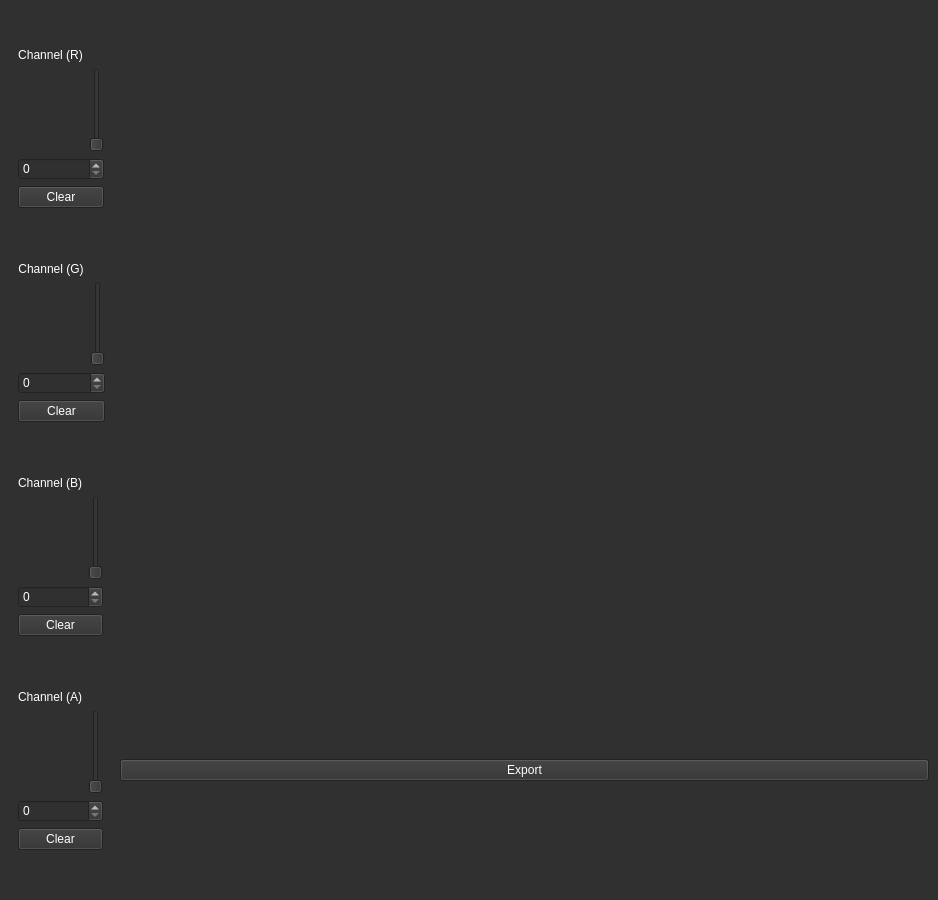
The window that TonyPacker/views/main_window.ui (santorr/TonyPacker) describes before a commit, drawn with Qt 5.
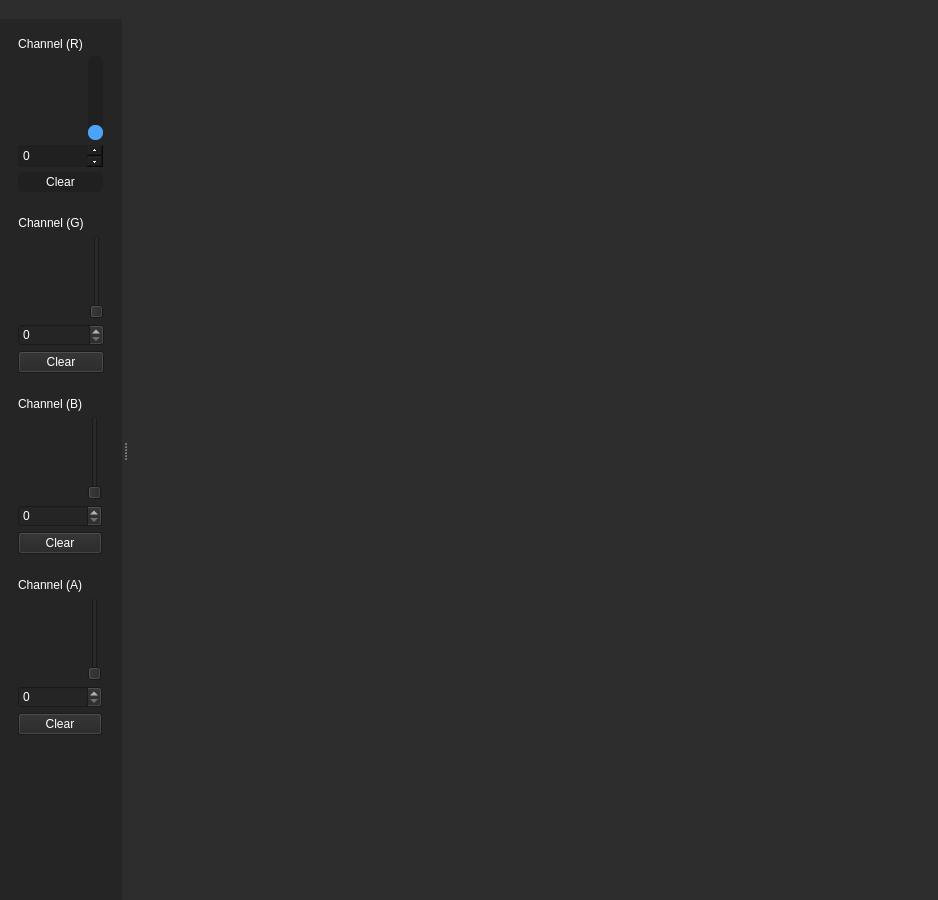
The same window after the commit. Icons and pictures are not drawn.

Commit message: Setup ui channels and connect functions

```diff
--- a/TonyPacker/views/main_window.ui
+++ b/TonyPacker/views/main_window.ui
@@ -20,7 +20,7 @@
    <string>MainWindow</string>
   </property>
   <property name="styleSheet">
-   <string notr="true">background: #303030;</string>
+   <string notr="true">background: #2d2d2d;</string>
   </property>
   <widget class="QWidget" name="centralwidget">
    <property name="sizePolicy">
@@ -30,7 +30,36 @@
     </sizepolicy>
    </property>
    <layout class="QGridLayout" name="gridLayout_2">
-    <item row="0" column="1">
+    <property name="spacing">
+     <number>0</number>
+    </property>
+   </layout>
+  </widget>
+  <widget class="QDockWidget" name="dockWidget">
+   <property name="sizePolicy">
+    <sizepolicy hsizetype="Maximum" vsizetype="Maximum">
+     <horstretch>0</horstretch>
+     <verstretch>0</verstretch>
+    </sizepolicy>
+   </property>
+   <property name="styleSheet">
+    <string notr="true">background: #252525;</string>
+   </property>
+   <property name="floating">
+    <bool>false</bool>
+   </property>
+   <property name="features">
+    <set>QDockWidget::DockWidgetMovable</set>
+   </property>
+   <property name="allowedAreas">
+    <set>Qt::LeftDockWidgetArea|Qt::RightDockWidgetArea</set>
+   </property>
+   <attribute name="dockWidgetArea">
+    <number>1</number>
+   </attribute>
+   <widget class="QWidget" name="dockWidgetContents">
+    <layout class="QFormLayout" name="formLayout">
+     <item row="0" column="0">
      <widget class="QWidget" name="r_channel" native="true">
       <property name="sizePolicy">
        <sizepolicy hsizetype="Maximum" vsizetype="Maximum">
@@ -39,6 +68,9 @@
        </sizepolicy>
       </property>
       <layout class="QGridLayout" name="gridLayout">
+        <property name="spacing">
+         <number>5</number>
+        </property>
        <item row="2" column="1">
         <widget class="QSlider" name="verticalSlider">
          <property name="sizePolicy">
@@ -47,6 +79,20 @@
            <verstretch>0</verstretch>
           </sizepolicy>
          </property>
+          <property name="styleSheet">
+           <string notr="true">QSlider::groove:vertical {
+    width: 15px;
+    background: #202020;
+	border-radius: 7px;
+}
+
+QSlider::handle:vertical {
+    background: #4aa4fa;
+    width: 15px;
+	height: 15px;
+	border-radius: 7px;
+}</string>
+          </property>
          <property name="orientation">
           <enum>Qt::Vertical</enum>
          </property>
@@ -74,14 +120,55 @@
        <item row="3" column="0" colspan="2">
         <widget class="QSpinBox" name="spinBox">
          <property name="styleSheet">
-          <string notr="true">color: #ffffff;</string>
+           <string notr="true">QSpinBox {
+	background: #202020;
+	color: #ffffff;
+    padding-right: 15px;
+}
+
+QSpinBox::up-button {
+    subcontrol-origin: border;
+    subcontrol-position: top right
+}
+
+QSpinBox::up-button:hover {
+
+}
+
+QSpinBox::up-button:pressed {
+
+}
+
+QSpinBox::up-arrow {
+    width: 7px;
+    height: 7px;
+}
+
+QSpinBox::up-arrow:disabled, QSpinBox::up-arrow:off {
+}
+
+QSpinBox::down-button {
+    subcontrol-origin: border;
+    subcontrol-position: bottom right;
+}</string>
          </property>
         </widget>
        </item>
        <item row="4" column="0" colspan="2">
         <widget class="QPushButton" name="pushButton">
          <property name="styleSheet">
-          <string notr="true">color: #ffffff;</string>
+           <string notr="true">QPushButton {
+background-color: #202020;
+color: #ffffff;
+border-radius: 5px;
+height: 20px;
+}
+QPushButton:hover {
+background: #252525;
+}
+QPushButton:disabled {
+background: #505050;
+}</string>
          </property>
          <property name="text">
           <string>Clear</string>
@@ -113,7 +200,7 @@
       </layout>
      </widget>
     </item>
-    <item row="1" column="1">
+     <item row="1" column="0">
      <widget class="QWidget" name="g_channel" native="true">
       <property name="sizePolicy">
        <sizepolicy hsizetype="Maximum" vsizetype="Maximum">
@@ -122,6 +209,9 @@
        </sizepolicy>
       </property>
       <layout class="QGridLayout" name="gridLayout_3">
+        <property name="spacing">
+         <number>5</number>
+        </property>
        <item row="0" column="0">
         <widget class="QLabel" name="label_2">
          <property name="sizePolicy">
@@ -196,7 +286,7 @@
       </layout>
      </widget>
     </item>
-    <item row="2" column="1">
+     <item row="2" column="0">
      <widget class="QWidget" name="b_channel" native="true">
       <property name="sizePolicy">
        <sizepolicy hsizetype="Maximum" vsizetype="Maximum">
@@ -205,6 +295,9 @@
        </sizepolicy>
       </property>
       <layout class="QGridLayout" name="gridLayout_4">
+        <property name="spacing">
+         <number>5</number>
+        </property>
        <item row="0" column="0">
         <widget class="QLabel" name="label_3">
          <property name="sizePolicy">
@@ -279,9 +372,12 @@
       </layout>
      </widget>
     </item>
-    <item row="3" column="1">
+     <item row="3" column="0">
      <widget class="QWidget" name="a_channel" native="true">
       <layout class="QGridLayout" name="gridLayout_5">
+        <property name="spacing">
+         <number>5</number>
+        </property>
        <item row="0" column="0">
         <widget class="QLabel" name="label_4">
          <property name="sizePolicy">
@@ -356,36 +452,8 @@
       </layout>
      </widget>
     </item>
-    <item row="0" column="2" rowspan="3">
-     <widget class="QLabel" name="label_5">
-      <property name="sizePolicy">
-       <sizepolicy hsizetype="Minimum" vsizetype="Minimum">
-        <horstretch>0</horstretch>
-        <verstretch>0</verstretch>
-       </sizepolicy>
-      </property>
-      <property name="text">
-       <string/>
-      </property>
-      <property name="pixmap">
-       <pixmap>../resources/template.jpg</pixmap>
-      </property>
-      <property name="scaledContents">
-       <bool>true</bool>
-      </property>
-     </widget>
-    </item>
-    <item row="3" column="2">
-     <widget class="QPushButton" name="pushButton_5">
-      <property name="styleSheet">
-       <string notr="true">color: #ffffff;</string>
-      </property>
-      <property name="text">
-       <string>Export</string>
-      </property>
-     </widget>
-    </item>
-   </layout>
+    </layout>
+   </widget>
   </widget>
  </widget>
  <resources/>
```
Lines whose indentation alone changed are shown as unchanged. The commit also changes 4 other files.
